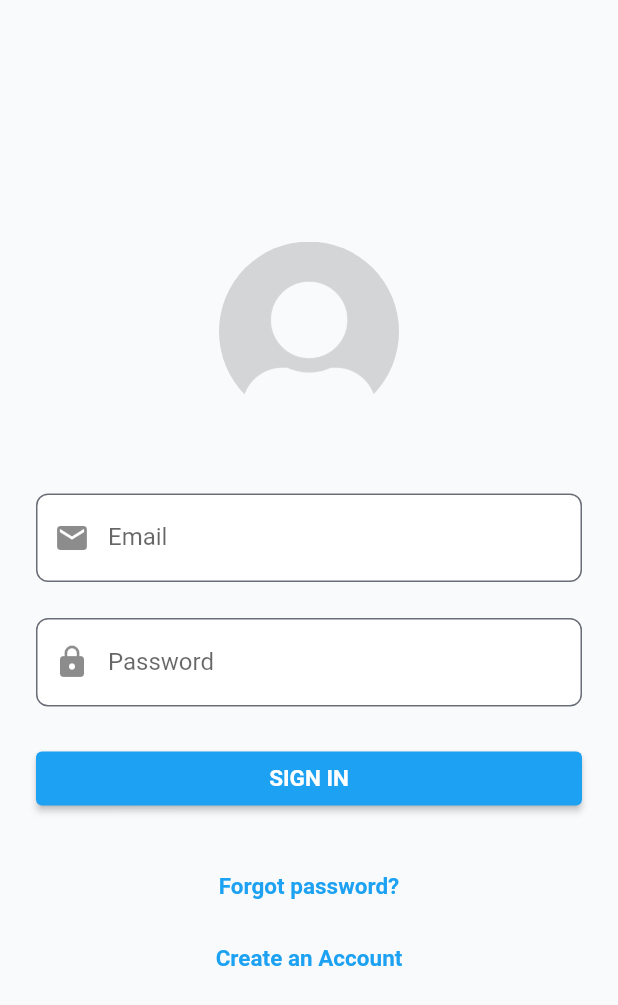
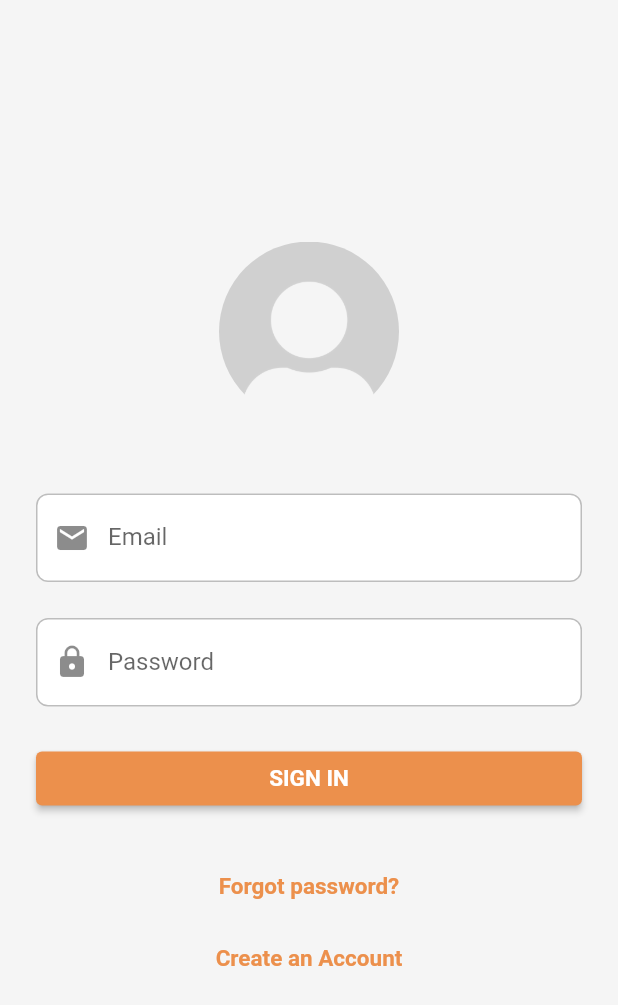
Before and after one commit to ur-uw/Posty, a Flutter app: the screen it shows after launch, on a phone screen of 412 x 824 dp. Shown: the top 1005 px of the screen. Run offline on Flutter 3.47's test engine with Material 2 defaults, Android fonts, the phone set to English and light mode, and no system bars; our stand-ins replace cloud_firestore, firebase_auth, firebase_core, get, get_storage; accounts and stored records are empty; Roboto replaces fonts that are missing (ProductSans).

Commit message:
Set colors

```diff
--- a/lib/constants/app_themes.dart
+++ b/lib/constants/app_themes.dart
@@ -3,20 +3,21 @@ import 'package:flutter/material.dart';
 class AppThemes {
   AppThemes._();
 
-  static const Color dodgerBlue = Color.fromRGBO(29, 161, 242, 1);
-  static const Color whiteLilac = Color.fromRGBO(248, 250, 252, 1);
+  static const Color orange = Color(0xFFEC904C);
+  static const Color whiteLilac = Color(0xFFF5F5F5);
   static const Color blackPearl = Color.fromRGBO(30, 31, 43, 1);
   static const Color brinkPink = Color.fromRGBO(255, 97, 136, 1);
   static const Color juneBud = Color.fromRGBO(186, 215, 97, 1);
   static const Color white = Color.fromRGBO(255, 255, 255, 1);
-  static const Color nevada = Color.fromRGBO(105, 109, 119, 1);
-  static const Color ebonyClay = Color.fromRGBO(40, 42, 58, 1);
+  static const Color lightGreyText = Color(0xffBDBDBD);
+  static const Color ebonyClay = Color(0xff3D3C3C);
+  static const Color darkGrey = Color(0xff666666);
 
   static String font1 = "ProductSans";
   static String font2 = "Roboto";
   //constants color range for light theme
   //main color
-  static const Color _lightPrimaryColor = dodgerBlue;
+  static const Color _lightPrimaryColor = orange;
 
   //Background Colors
   static const Color _lightBackgroundColor = whiteLilac;
@@ -33,10 +34,10 @@ class AppThemes {
   static const Color _lightTextSecondaryColor = Colors.black;
 
   //Border Color
-  static const Color _lightBorderColor = nevada;
+  static const Color _lightBorderColor = lightGreyText;
 
   //Icon Color
-  static const Color _lightIconColor = nevada;
+  static const Color _lightIconColor = darkGrey;
 
   //form input colors
   static const Color _lightInputFillColor = _lightBackgroundSecondaryColor;
@@ -44,7 +45,7 @@ class AppThemes {
   static const Color _lightBorderErrorColor = brinkPink;
 
   //constants color range for dark theme
-  static const Color _darkPrimaryColor = dodgerBlue;
+  static const Color _darkPrimaryColor = orange;
 
   //Background Colors
   static const Color _darkBackgroundColor = ebonyClay;
@@ -65,10 +66,10 @@ class AppThemes {
   static const Color _darkTextSecondaryColor = Colors.black;
 
   //Border Color
-  static const Color _darkBorderColor = nevada;
+  static const Color _darkBorderColor = lightGreyText;
 
   //Icon Color
-  static const Color _darkIconColor = nevada;
+  static const Color _darkIconColor = lightGreyText;
 
   static const Color _darkInputFillColor = _darkBackgroundSecondaryColor;
   static const Color _darkBorderActiveColor = _darkPrimaryColor;
```
Also changed, not shown: 1 other file.
